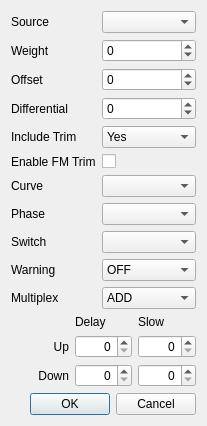
This is src/mixerdialog.ui in roberto1903/companion9x as Qt 5 draws it before an edit. The edited form follows.
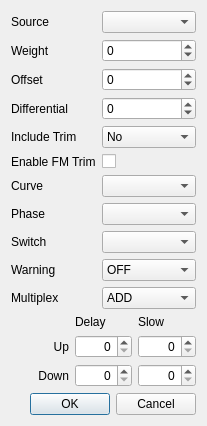
This is the edited form. Icons and pictures are not drawn.

Diff of the .ui file:
```diff
--- a/src/mixerdialog.ui
+++ b/src/mixerdialog.ui
@@ -102,11 +102,6 @@
      </item>
      <item row="5" column="1">
       <widget class="QComboBox" name="trimCB">
-       <item>
-        <property name="text">
-         <string>Yes</string>
-        </property>
-       </item>
        <item>
         <property name="text">
          <string>No</string>
```
Left out of the diff: 2 changed lines with no effect on the pictures.
